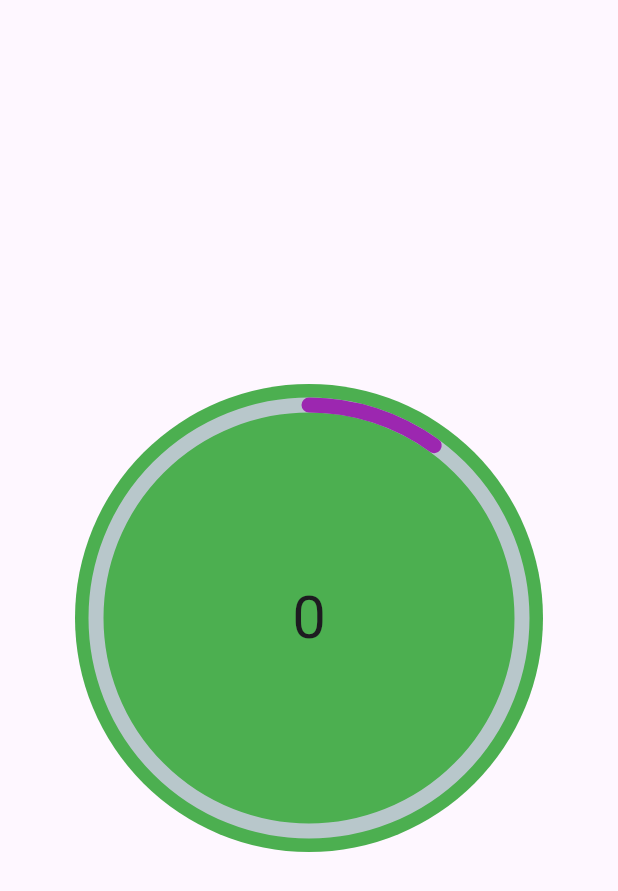
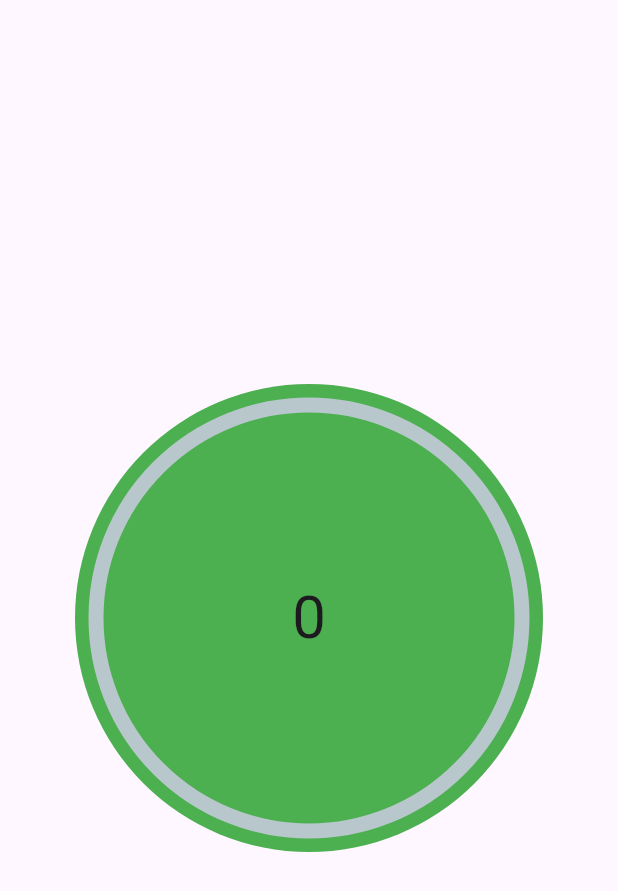
Before and after one commit to SUHAIB-P-A/Dhasvi, a Flutter app: the screen it shows after launch, on a phone screen of 412 x 824 dp. Shown: the top 891 px of the screen. Run offline on Flutter 3.47's test engine with Material 3 defaults, Android fonts, the phone set to English and light mode, and no system bars; drawn by our look-alikes of percent_indicator; our stand-ins replace flutter_riverpod.

Commit message:
progress fixed

```diff
--- a/lib/presentation/home.dart
+++ b/lib/presentation/home.dart
@@ -1,9 +1,9 @@
 import 'package:dhasvi/beautify/containerdecration/container_decration.dart';
 import 'package:dhasvi/beautify/text_style/textstyle.dart';
 import 'package:dhasvi/core/state.dart';
+import 'package:dhasvi/widgets/circlesprogress.dart';
 import 'package:flutter/material.dart';
 import 'package:flutter_riverpod/flutter_riverpod.dart';
-import 'package:percent_indicator/circular_percent_indicator.dart';
 
 class Home extends ConsumerWidget {
   const Home({super.key});
@@ -17,14 +17,17 @@ class Home extends ConsumerWidget {
       body: Center(
         child: Consumer(
           builder: (context, ref, _) {
-            final count = ref.watch(counterprovider);
+            final int count = ref.watch(counterprovider);
 
             return GestureDetector(
               onLongPress: () {
                 ref.read(counterprovider.notifier).state = 0;
               },
               onTap: () {
-                ref.read(counterprovider.notifier).state++;
+                if (count!=100) {
+                  ref.read(counterprovider.notifier).state++;
+                }
+
               },
               child: Stack(
                 alignment: Alignment.center,
@@ -40,14 +43,7 @@ class Home extends ConsumerWidget {
                       ),
                     ),
                   ),
-                  CircularPercentIndicator(
-                    radius: 147,
-                    lineWidth: 10,
-                    animation: true,
-                    percent: 0.1,
-                    circularStrokeCap: CircularStrokeCap.round,
-                    progressColor: Colors.purple,
-                  ),
+                   CircleProgress(count: count,),
                 ],
               ),
             );
--- /dev/null
+++ b/lib/widgets/circlesprogress.dart
@@ -0,0 +1,28 @@
+import 'dart:developer';
+
+import 'package:flutter/material.dart';
+import 'package:percent_indicator/circular_percent_indicator.dart';
+
+class CircleProgress extends StatelessWidget {
+  final int count;
+
+  const CircleProgress({
+    super.key,
+    required this.count,
+  });
+
+  @override
+  Widget build(BuildContext context) {
+    double percentage = (count / 100).clamp(0.0, 1.0);
+    return CircularPercentIndicator(
+      radius: 147,
+      lineWidth: 10,
+      animation: true,
+      percent: percentage,
+      circularStrokeCap: CircularStrokeCap.round,
+      progressColor: const Color(0xFFF70505),
+      animationDuration: 500,
+      animateFromLastPercent: true,
+    );
+  }
+}
```
Also changed, not shown: lib/widgets/circles.dart (deleted, +0 -22 lines), 5 other files.
